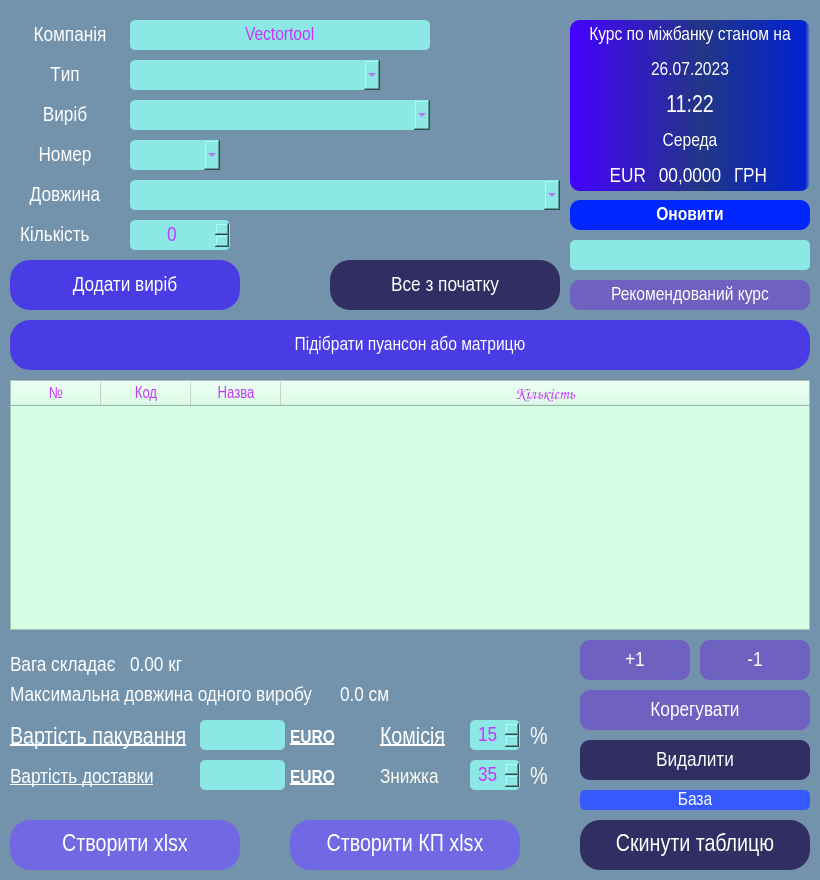
Above: BendingPriceCalc.ui from VitaliyBychevoy/BendingToolsPriceCalc before the change. Below: the same form after it.
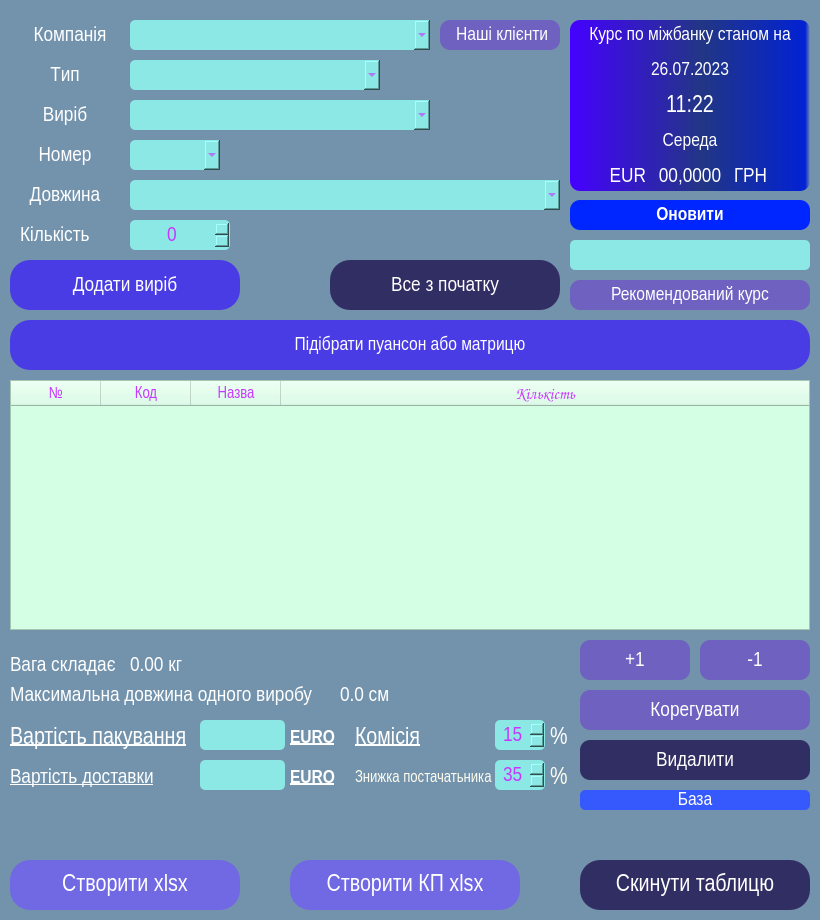
That is the form after the change.

Diff of the .ui file:
```diff
--- a/BendingPriceCalc.ui
+++ b/BendingPriceCalc.ui
@@ -13,7 +13,7 @@
     <x>0</x>
     <y>0</y>
     <width>820</width>
-    <height>880</height>
+    <height>920</height>
    </rect>
   </property>
   <property name="font">
@@ -74,44 +74,6 @@
      <set>Qt::AlignCenter</set>
     </property>
    </widget>
-   <widget class="QLineEdit" name="company_name">
-    <property name="geometry">
-     <rect>
-      <x>130</x>
-      <y>20</y>
-      <width>300</width>
-      <height>30</height>
-     </rect>
-    </property>
-    <property name="font">
-     <font>
-      <family>Arial Narrow</family>
-      <pointsize>14</pointsize>
-     </font>
-    </property>
-    <property name="styleSheet">
-     <string notr="true">QLineEdit{
-	/*background-color:rgb(190, 227, 255);*/
-	background-color:#8BE8E5;
-	color: rgb(199, 55, 255);
-border-radius: 5px;
-}
-
-QLineEdit:hover {
-	border: 3px solid rgb(2, 35, 255);
-}
-QLineEdit:focus {
-
-	border: 3px solid rgb(225, 255, 249);
-}</string>
-    </property>
-    <property name="text">
-     <string>Vectortool</string>
-    </property>
-    <property name="alignment">
-     <set>Qt::AlignCenter</set>
-    </property>
-   </widget>
    <widget class="QLabel" name="type_label">
     <property name="geometry">
      <rect>
@@ -713,7 +675,7 @@
     <property name="geometry">
      <rect>
       <x>10</x>
-      <y>820</y>
+      <y>860</y>
       <width>230</width>
       <height>50</height>
      </rect>
@@ -743,7 +705,7 @@
     <property name="geometry">
      <rect>
       <x>580</x>
-      <y>820</y>
+      <y>860</y>
       <width>230</width>
       <height>50</height>
      </rect>
@@ -1065,7 +1027,7 @@
    <widget class="QLabel" name="comission_label">
     <property name="geometry">
      <rect>
-      <x>380</x>
+      <x>355</x>
       <y>720</y>
       <width>80</width>
       <height>35</height>
@@ -1093,7 +1055,7 @@
    <widget class="QSpinBox" name="persentage_spinBox">
     <property name="geometry">
      <rect>
-      <x>470</x>
+      <x>495</x>
       <y>720</y>
       <width>50</width>
       <height>30</height>
@@ -1136,7 +1098,7 @@
    <widget class="QLabel" name="percent_label">
     <property name="geometry">
      <rect>
-      <x>530</x>
+      <x>550</x>
       <y>720</y>
       <width>20</width>
       <height>35</height>
@@ -1160,7 +1122,7 @@
     <property name="geometry">
      <rect>
       <x>290</x>
-      <y>820</y>
+      <y>860</y>
       <width>230</width>
       <height>50</height>
      </rect>
@@ -1409,7 +1371,7 @@
    <widget class="QSpinBox" name="discount_spinBox">
     <property name="geometry">
      <rect>
-      <x>470</x>
+      <x>495</x>
       <y>760</y>
       <width>50</width>
       <height>30</height>
@@ -1452,16 +1414,16 @@
    <widget class="QLabel" name="discount_label">
     <property name="geometry">
      <rect>
-      <x>380</x>
+      <x>355</x>
       <y>760</y>
-      <width>80</width>
+      <width>140</width>
       <height>35</height>
      </rect>
     </property>
     <property name="font">
      <font>
       <family>Arial Narrow</family>
-      <pointsize>16</pointsize>
+      <pointsize>12</pointsize>
      </font>
     </property>
     <property name="styleSheet">
@@ -1469,13 +1431,13 @@
 color: rgb(255, 253, 240);</string>
     </property>
     <property name="text">
-     <string>Знижка</string>
+     <string>Знижка постачатьника</string>
     </property>
    </widget>
    <widget class="QLabel" name="percent_discount_label">
     <property name="geometry">
      <rect>
-      <x>530</x>
+      <x>550</x>
       <y>760</y>
       <width>20</width>
       <height>35</height>
@@ -1656,6 +1618,78 @@
      <string>Видалити</string>
     </property>
    </widget>
+   <widget class="QPushButton" name="company_button">
+    <property name="enabled">
+     <bool>true</bool>
+    </property>
+    <property name="geometry">
+     <rect>
+      <x>440</x>
+      <y>20</y>
+      <width>120</width>
+      <height>30</height>
+     </rect>
+    </property>
+    <property name="font">
+     <font>
+      <family>Arial Narrow</family>
+      <pointsize>14</pointsize>
+     </font>
+    </property>
+    <property name="styleSheet">
+     <string notr="true">QPushButton {
+background-color: #6F61C0;
+color:white;
+border-radius: 10px;
+}
+QPushButton:hover {
+    background-color:  rgb(48, 221, 255);
+}</string>
+    </property>
+    <property name="locale">
+     <locale language="Ukrainian" country="Ukraine"/>
+    </property>
+    <property name="text">
+     <string> Наші клієнти</string>
+    </property>
+    <property name="shortcut">
+     <string/>
+    </property>
+   </widget>
+   <widget class="QComboBox" name="company_value">
+    <property name="geometry">
+     <rect>
+      <x>130</x>
+      <y>20</y>
+      <width>300</width>
+      <height>30</height>
+     </rect>
+    </property>
+    <property name="font">
+     <font>
+      <family>Arial Narrow</family>
+      <pointsize>14</pointsize>
+     </font>
+    </property>
+    <property name="whatsThis">
+     <string>&lt;html&gt;&lt;head/&gt;&lt;body&gt;&lt;p&gt;QComboBox{&lt;/p&gt;&lt;p&gt;	background-color: rgb(237, 255, 152);&lt;/p&gt;&lt;p&gt;	color: rgb(202, 8, 255);&lt;/p&gt;&lt;p&gt;}&lt;/p&gt;&lt;p&gt;QComboBoxt:hover {&lt;/p&gt;&lt;p&gt;	border: 3px solid rgb(2, 35, 255);&lt;/p&gt;&lt;p&gt;}&lt;/p&gt;&lt;p&gt;QComboBox:focus {&lt;/p&gt;&lt;p&gt;&lt;br/&gt;&lt;/p&gt;&lt;p&gt;	border: 3px solid rgb(225, 255, 249);&lt;/p&gt;&lt;p&gt;}&lt;/p&gt;&lt;/body&gt;&lt;/html&gt;</string>
+    </property>
+    <property name="styleSheet">
+     <string notr="true">QComboBox{
+	background-color:#8BE8E5;
+	color: rgb(199, 55, 255);
+	border: 1px  rgb(237, 255, 152);
+border-radius: 5px;
+}
+QComboBox:hover {
+	border: 3px solid rgb(2, 35, 255);
+}
+QComboBox:focus {
+
+	border: 3px solid rgb(0, 255, 162);
+}</string>
+    </property>
+   </widget>
   </widget>
  </widget>
  <resources/>
```
